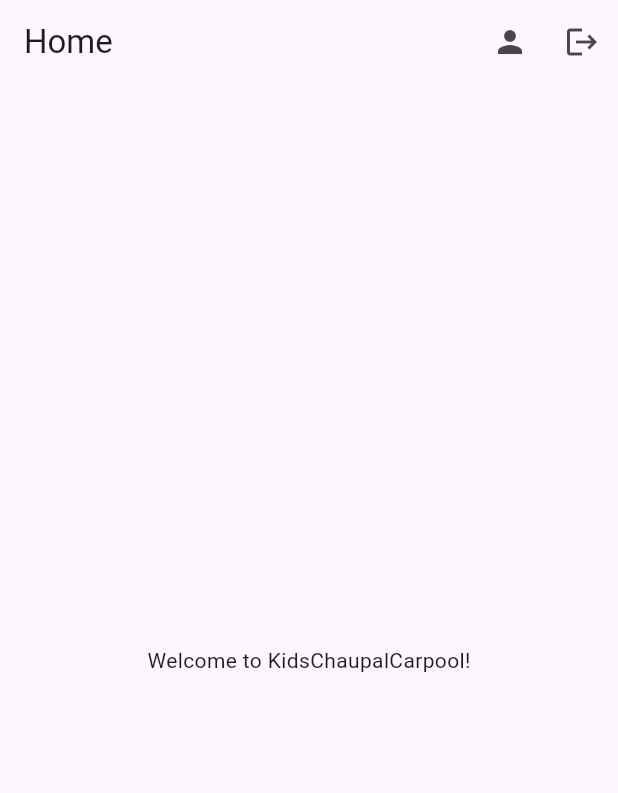
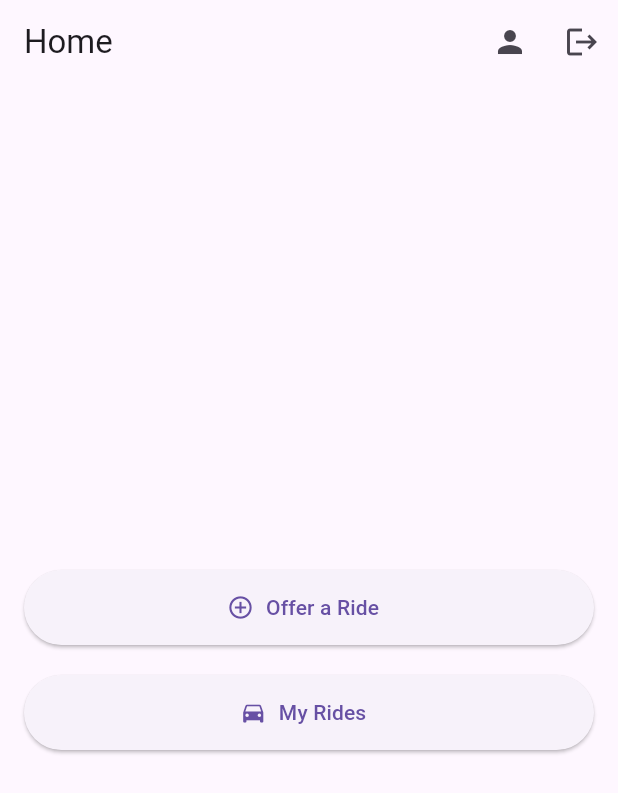
Before and after one commit to knjain1995/kidschaupalcarpool, a Flutter app: the HomeScreen screen opened directly, on a phone screen of 412 x 824 dp. Shown: the top 793 px of the screen. Run offline on Flutter 3.47's test engine with Material 3 defaults, Android fonts, the phone set to English and light mode, and no system bars; our stand-ins replace cloud_firestore, firebase_auth, firebase_core; accounts and stored records are empty.

Commit message:
added my rides and offer ride screens and navigation from home screen

```diff
--- a/lib/home_screen.dart
+++ b/lib/home_screen.dart
@@ -3,6 +3,8 @@ import 'package:flutter/material.dart';
 import 'package:firebase_auth/firebase_auth.dart'; // For Firebase authentication
 import 'profile_screen.dart'; // Screen for user profile
 import 'login_screen.dart'; // Screen to return to after logout
+import 'offer_ride_screen.dart'; // Offer Ride screen
+import 'my_rides_screen.dart'; // My Rides screen
 
 // Create a StatelessWidget for the home screen
 class HomeScreen extends StatelessWidget {
@@ -48,9 +50,43 @@ class HomeScreen extends StatelessWidget {
         ],
       ),
       // Main body of the home screen
-      body: Center(
-        // Welcome message centered on screen
-        child: Text("Welcome to KidsChaupalCarpool!"),
+      body: Padding(
+        padding: const EdgeInsets.all(16.0),
+        child: Column(
+          mainAxisAlignment: MainAxisAlignment.center, // Center items vertically
+          children: [
+            // Button to offer a ride
+            ElevatedButton.icon(
+              icon: Icon(Icons.add_circle_outline), // Icon for Offer Ride
+              label: Text("Offer a Ride"),
+              onPressed: () {
+                Navigator.push(
+                  context,
+                  MaterialPageRoute(builder: (context) => OfferRideScreen()), // Navigate to Offer Ride screen
+                );
+              },
+              style: ElevatedButton.styleFrom(
+                minimumSize: Size(double.infinity, 50), // Full-width button
+              ),
+            ),
+            SizedBox(height: 20), // Spacing between buttons
+
+            // Button to view user's rides
+            ElevatedButton.icon(
+              icon: Icon(Icons.directions_car), // Icon for My Rides
+              label: Text("My Rides"),
+              onPressed: () {
+                Navigator.push(
+                  context,
+                  MaterialPageRoute(builder: (context) => MyRidesScreen()), // Navigate to My Rides screen
+                );
+              },
+              style: ElevatedButton.styleFrom(
+                minimumSize: Size(double.infinity, 50), // Full-width button
+              ),
+            ),
+          ],
+        ),
       ),
     );
   }
--- a/pubspec.yaml
+++ b/pubspec.yaml
@@ -37,6 +37,7 @@ dependencies:
   firebase_core: ^3.11.0
   firebase_auth: ^5.4.2
   cloud_firestore: ^5.6.3
+  intl: ^0.20.2
 
 dev_dependencies:
   flutter_test:
```
Also changed, not shown: lib/my_rides_screen.dart (added, +50 -0 lines), lib/offer_ride_screen.dart (added, +159 -0 lines), pubspec.lock.
